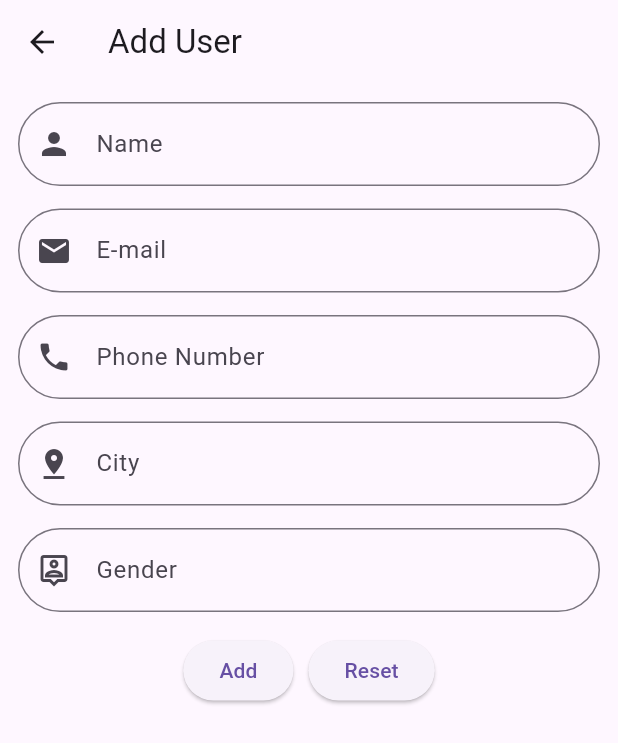
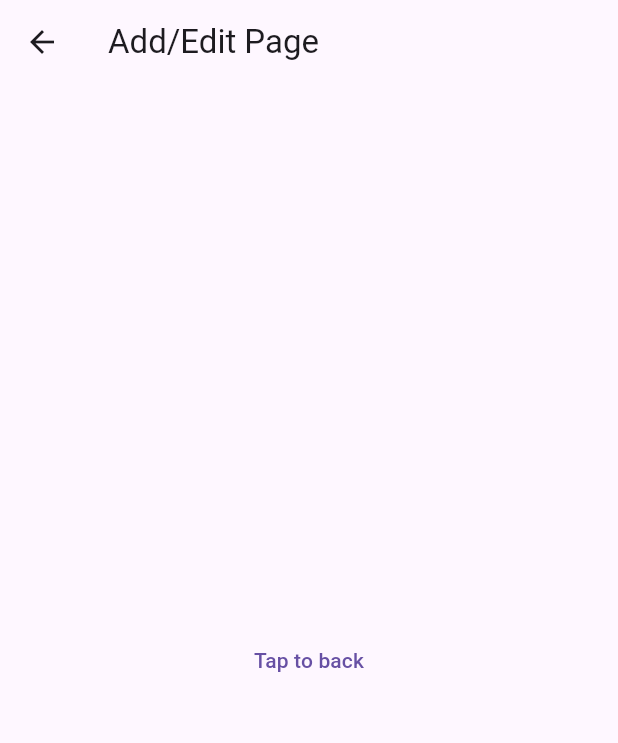
Before and after one commit to NeelHGohel/SEM-5, a Flutter app: the screen it shows after launch, after a tap on "Tap Here", on a phone screen of 412 x 824 dp. Shown: the top 743 px of the screen. Run offline on Flutter 3.47's test engine with Material 3 defaults, Android fonts, the light colour scheme and no system bars; our stand-ins replace get, sqflite; accounts and stored records are empty; project files that could hold a hidden picture were left out.

Commit message:
21-06-2025

```diff
--- a/adv_flutter_labs/lib/lab_05/getx_controller.dart
+++ /dev/null
@@ -1 +0,0 @@
-class GetxController {}
--- a/adv_flutter_labs/lib/lab_05/getx_model.dart
+++ /dev/null
@@ -1 +0,0 @@
-class GetxModel {}
--- a/adv_flutter_labs/lib/lab_05/getx_navigation_view.dart
+++ b/adv_flutter_labs/lib/lab_05/getx_navigation_add_edit_view.dart
@@ -1,18 +1,18 @@
 import '../utils/import_export.dart';
 
-class GetxNavigationView extends StatelessWidget {
-  const GetxNavigationView({super.key});
+class GetxNavigationAddEditView extends StatelessWidget {
+  const GetxNavigationAddEditView({super.key});
 
   @override
   Widget build(BuildContext context) {
     return Scaffold(
-      appBar: AppBar(title: Text("Getx Navigation")),
+      appBar: AppBar(title: Text("Add/Edit Page")),
       body: Center(
         child: TextButton(
           onPressed: () {
-            Get.to(UserAddEditPage());
+            Get.back();
           },
-          child: Text("Tap Here"),
+          child: Text("Tap to back"),
         ),
       ),
     );
--- /dev/null
+++ b/adv_flutter_labs/lib/lab_05/getx_navigation_controller.dart
@@ -0,0 +1 @@
+class GetxNavigationController {}
--- /dev/null
+++ b/adv_flutter_labs/lib/lab_05/getx_navigation_list_view_page.dart
@@ -0,0 +1,20 @@
+import '../utils/import_export.dart';
+
+class GetxNavigationListViewPage extends StatelessWidget {
+  const GetxNavigationListViewPage({super.key});
+
+  @override
+  Widget build(BuildContext context) {
+    return Scaffold(
+      appBar: AppBar(title: Text("Getx Navigation")),
+      body: Center(
+        child: TextButton(
+          onPressed: () {
+            Get.to(GetxNavigationAddEditView());
+          },
+          child: Text("Tap Here"),
+        ),
+      ),
+    );
+  }
+}
--- /dev/null
+++ b/adv_flutter_labs/lib/lab_05/getx_navigation_model.dart
@@ -0,0 +1 @@
+class GetxNavigationModel {}
--- a/adv_flutter_labs/lib/main.dart
+++ b/adv_flutter_labs/lib/main.dart
@@ -32,7 +32,7 @@ class MyApp extends StatelessWidget {
       title: 'Flutter Demo',
       // home: GetxView(),
       // home: GetxCustomView(),
-      home: GetxNavigationView(),
+      home: GetxNavigationListViewPage(),
     );
   }
 }
--- a/adv_flutter_labs/lib/utils/import_export.dart
+++ b/adv_flutter_labs/lib/utils/import_export.dart
@@ -42,6 +42,7 @@ export 'package:adv_flutter_labs/lab_04/mvc_getx_custom/getx_custom_model.dart';
 export 'package:get/get_core/src/get_main.dart';
 export 'package:get/get_navigation/get_navigation.dart';
 
-export 'package:adv_flutter_labs/lab_05/getx_navigation_view.dart';
-export 'package:adv_flutter_labs/lab_05/getx_controller.dart';
-export 'package:adv_flutter_labs/lab_05/getx_model.dart';
+export 'package:adv_flutter_labs/lab_05/getx_navigation_add_edit_view.dart';
+export 'package:adv_flutter_labs/lab_05/getx_navigation_controller.dart';
+export 'package:adv_flutter_labs/lab_05/getx_navigation_list_view_page.dart';
+export 'package:adv_flutter_labs/lab_05/getx_navigation_model.dart';
```
